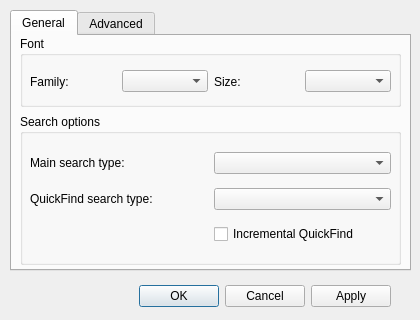
First picture: the form in src/optionsdialog.ui, repository nickbnf/glogg, before the edit.
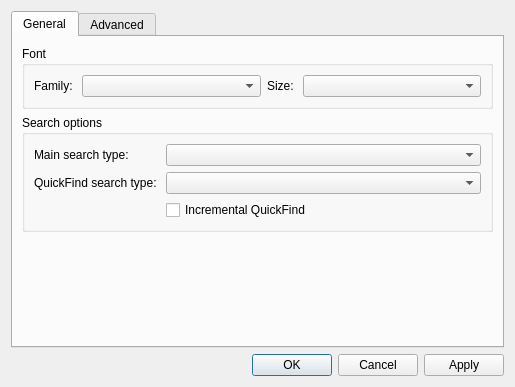
Second picture: the form after the edit. The open tabs and pages were chosen to show the change.

Commit message: Make options dialog layout friendly to window resize

Diff of the .ui file:
```diff
--- a/src/optionsdialog.ui
+++ b/src/optionsdialog.ui
@@ -6,8 +6,8 @@
    <rect>
     <x>0</x>
     <y>0</y>
-    <width>420</width>
-    <height>320</height>
+    <width>515</width>
+    <height>387</height>
    </rect>
   </property>
   <property name="sizePolicy">
@@ -19,62 +19,89 @@
   <property name="windowTitle">
    <string>Options</string>
   </property>
-  <widget class="QDialogButtonBox" name="buttonBox">
-   <property name="geometry">
-    <rect>
-     <x>50</x>
-     <y>280</y>
-     <width>341</width>
-     <height>32</height>
-    </rect>
-   </property>
-   <property name="orientation">
-    <enum>Qt::Horizontal</enum>
-   </property>
-   <property name="standardButtons">
-    <set>QDialogButtonBox::Apply|QDialogButtonBox::Cancel|QDialogButtonBox::Ok</set>
-   </property>
-  </widget>
+  <layout class="QVBoxLayout" name="verticalLayout_2">
+   <item>
   <widget class="QTabWidget" name="tabWidget">
    <property name="enabled">
     <bool>true</bool>
    </property>
-   <property name="geometry">
-    <rect>
-     <x>10</x>
-     <y>10</y>
-     <width>401</width>
-     <height>261</height>
-    </rect>
-   </property>
    <property name="currentIndex">
-    <number>0</number>
+      <number>1</number>
    </property>
    <widget class="QWidget" name="general_tab">
     <attribute name="title">
      <string>General</string>
     </attribute>
+      <layout class="QVBoxLayout" name="verticalLayout_3">
+       <item>
+        <widget class="QGroupBox" name="fontBox">
+         <property name="sizePolicy">
+          <sizepolicy hsizetype="Expanding" vsizetype="Fixed">
+           <horstretch>0</horstretch>
+           <verstretch>0</verstretch>
+          </sizepolicy>
+         </property>
+         <property name="title">
+          <string>Font</string>
+         </property>
+         <layout class="QHBoxLayout" name="horizontalLayout_3">
+          <item>
+           <layout class="QHBoxLayout" name="horizontalLayout">
+            <property name="sizeConstraint">
+             <enum>QLayout::SetDefaultConstraint</enum>
+            </property>
+            <item>
+             <widget class="QLabel" name="label">
+              <property name="text">
+               <string>Family: </string>
+              </property>
+             </widget>
+            </item>
+            <item>
+             <widget class="QComboBox" name="fontFamilyBox">
+              <property name="sizePolicy">
+               <sizepolicy hsizetype="Expanding" vsizetype="Fixed">
+                <horstretch>0</horstretch>
+                <verstretch>0</verstretch>
+               </sizepolicy>
+              </property>
+             </widget>
+            </item>
+            <item>
+             <widget class="QLabel" name="label_2">
+              <property name="text">
+               <string>Size: </string>
+              </property>
+             </widget>
+            </item>
+            <item>
+             <widget class="QComboBox" name="fontSizeBox">
+              <property name="sizePolicy">
+               <sizepolicy hsizetype="Expanding" vsizetype="Fixed">
+                <horstretch>0</horstretch>
+                <verstretch>0</verstretch>
+               </sizepolicy>
+              </property>
+             </widget>
+            </item>
+           </layout>
+          </item>
+         </layout>
+        </widget>
+       </item>
+       <item>
     <widget class="QGroupBox" name="searchBox">
-     <property name="geometry">
-      <rect>
-       <x>8</x>
-       <y>78</y>
-       <width>381</width>
-       <height>151</height>
-      </rect>
+         <property name="sizePolicy">
+          <sizepolicy hsizetype="Expanding" vsizetype="Fixed">
+           <horstretch>0</horstretch>
+           <verstretch>0</verstretch>
+          </sizepolicy>
      </property>
      <property name="title">
       <string>Search options</string>
      </property>
-     <widget class="QWidget" name="layoutWidget">
-      <property name="geometry">
-       <rect>
-        <x>10</x>
-        <y>30</y>
-        <width>361</width>
-        <height>111</height>
-       </rect>
-      </property>
+         <layout class="QVBoxLayout" name="verticalLayout_4">
+          <item>
       <layout class="QGridLayout" name="gridLayout">
        <item row="0" column="0">
         <widget class="QLabel" name="label_3">
@@ -84,7 +111,14 @@
         </widget>
        </item>
        <item row="0" column="1">
-        <widget class="QComboBox" name="mainSearchBox"/>
+             <widget class="QComboBox" name="mainSearchBox">
+              <property name="sizePolicy">
+               <sizepolicy hsizetype="Expanding" vsizetype="Fixed">
+                <horstretch>0</horstretch>
+                <verstretch>0</verstretch>
+               </sizepolicy>
+              </property>
+             </widget>
        </item>
        <item row="1" column="0">
         <widget class="QLabel" name="label_4">
@@ -94,7 +128,14 @@
         </widget>
        </item>
        <item row="1" column="1">
-        <widget class="QComboBox" name="quickFindSearchBox"/>
+             <widget class="QComboBox" name="quickFindSearchBox">
+              <property name="sizePolicy">
+               <sizepolicy hsizetype="Expanding" vsizetype="Fixed">
+                <horstretch>0</horstretch>
+                <verstretch>0</verstretch>
+               </sizepolicy>
+              </property>
+             </widget>
        </item>
        <item row="4" column="1">
         <widget class="QCheckBox" name="incrementalCheckBox">
@@ -107,53 +148,24 @@
         </widget>
        </item>
       </layout>
-     </widget>
-    </widget>
-    <widget class="QGroupBox" name="fontBox">
-     <property name="geometry">
-      <rect>
-       <x>8</x>
-       <y>0</y>
-       <width>381</width>
-       <height>71</height>
-      </rect>
-     </property>
-     <property name="title">
-      <string>Font</string>
-     </property>
-     <widget class="QWidget" name="horizontalLayoutWidget">
-      <property name="geometry">
-       <rect>
-        <x>10</x>
-        <y>30</y>
-        <width>361</width>
-        <height>31</height>
-       </rect>
-      </property>
-      <layout class="QHBoxLayout" name="horizontalLayout">
-       <item>
-        <widget class="QLabel" name="label">
-         <property name="text">
-          <string>Family: </string>
-         </property>
-        </widget>
+          </item>
+         </layout>
+        </widget>
        </item>
        <item>
-        <widget class="QComboBox" name="fontFamilyBox"/>
-       </item>
-       <item>
-        <widget class="QLabel" name="label_2">
-         <property name="text">
-          <string>Size: </string>
+        <spacer name="verticalSpacer">
+         <property name="orientation">
+          <enum>Qt::Vertical</enum>
          </property>
-        </widget>
+         <property name="sizeHint" stdset="0">
+          <size>
+           <width>20</width>
+           <height>0</height>
+          </size>
+         </property>
+        </spacer>
        </item>
-       <item>
-        <widget class="QComboBox" name="fontSizeBox"/>
-       </item>
       </layout>
-     </widget>
-    </widget>
    </widget>
    <widget class="QWidget" name="advanced_tab">
     <property name="enabled">
@@ -162,27 +174,12 @@
     <attribute name="title">
      <string>Advanced</string>
     </attribute>
+      <layout class="QVBoxLayout" name="verticalLayout_5">
+       <item>
     <widget class="QGroupBox" name="pollBox">
-     <property name="geometry">
-      <rect>
-       <x>8</x>
-       <y>0</y>
-       <width>381</width>
-       <height>111</height>
-      </rect>
-     </property>
      <property name="title">
       <string>File polling</string>
      </property>
-     <widget class="QWidget" name="verticalLayoutWidget">
-      <property name="geometry">
-       <rect>
-        <x>10</x>
-        <y>20</y>
-        <width>361</width>
-        <height>91</height>
-       </rect>
-      </property>
       <layout class="QVBoxLayout" name="verticalLayout">
        <item>
         <widget class="QCheckBox" name="pollingCheckBox">
@@ -204,7 +201,7 @@
           <widget class="QLineEdit" name="pollIntervalLineEdit">
            <property name="maximumSize">
             <size>
-             <width>100</width>
+                <width>16777215</width>
              <height>16777215</height>
             </size>
            </property>
@@ -215,7 +212,7 @@
          </item>
         </layout>
        </item>
-       <item alignment="Qt::AlignTop">
+          <item>
         <widget class="QLabel" name="label_7">
          <property name="text">
           <string>Files will be polled at the interval specified here.</string>
@@ -228,11 +225,37 @@
          </property>
         </widget>
        </item>
-      </layout>
-     </widget>
-    </widget>
-   </widget>
-  </widget>
+          <item>
+           <spacer name="verticalSpacer_2">
+            <property name="orientation">
+             <enum>Qt::Vertical</enum>
+            </property>
+            <property name="sizeHint" stdset="0">
+             <size>
+              <width>20</width>
+              <height>40</height>
+             </size>
+            </property>
+           </spacer>
+          </item>
+         </layout>
+        </widget>
+       </item>
+      </layout>
+     </widget>
+    </widget>
+   </item>
+   <item>
+    <widget class="QDialogButtonBox" name="buttonBox">
+     <property name="orientation">
+      <enum>Qt::Horizontal</enum>
+     </property>
+     <property name="standardButtons">
+      <set>QDialogButtonBox::Apply|QDialogButtonBox::Cancel|QDialogButtonBox::Ok</set>
+     </property>
+    </widget>
+   </item>
+  </layout>
  </widget>
  <resources/>
  <connections/>
```
Lines whose indentation alone changed are shown as unchanged.
